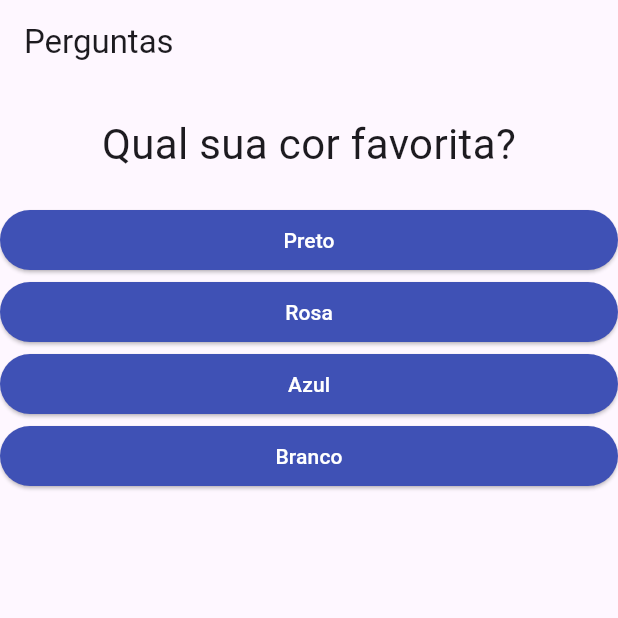
After one commit to Git-LeAmaral/perguntas_e_respostas, a Flutter app: the screen it shows after launch, on a phone screen of 412 x 824 dp, the top half of it. The commit adds this screen. Run offline on Flutter 3.47's test engine with Material 3 defaults, Android fonts, the phone set to English and light mode, and no system bars.

Commit message:
refactor: refatorado o widget de questionario

```diff
--- a/lib/main.dart
+++ b/lib/main.dart
@@ -1,7 +1,8 @@
 import 'package:flutter/material.dart';
-import './questao.dart';
+import 'package:projeto_perguntas/resultado.dart';
+import './questionario.dart';
 import './resposta.dart';
-import './resultado.dart';
+
 
 void main() => runApp(const PerguntaApp());
 
@@ -41,18 +42,12 @@ class _PerguntaAppState extends State<PerguntaApp> {
     }
   }
 
-  bool get temPerguntaSelecionada {
+    bool get temPerguntaSelecionada {
     return _perguntaSelecionada < _perguntas.length;
   }
 
   @override
   Widget build(BuildContext context) {
-
-
-    List<String> respostas = temPerguntaSelecionada
-        ? _perguntas[_perguntaSelecionada].cast()['respostas']
-        : [];
-    List<Widget> widgets = respostas.map((t) => Resposta(t, _responder)).toList();
 
     // for (var textoResp in respostas) {
     //   widgets.add(Resposta(textoResp, _responder));
@@ -61,15 +56,12 @@ class _PerguntaAppState extends State<PerguntaApp> {
     return MaterialApp(
       home: Scaffold(
         appBar: AppBar(title: const Text('Perguntas')),
-        body: temPerguntaSelecionada ? Column(
-          children: [
-            Questao(
-              _perguntas[_perguntaSelecionada]['texto']
-                  .toString(),
-            ),
-            ...widgets,
-          ],
-        ) : Resultado(),
+        body: temPerguntaSelecionada ? Questionario(
+          perguntas: _perguntas
+          , perguntaSelecionada: _perguntaSelecionada
+          , responder: _responder
+        )
+        : const Resultado(),
       ),
     );
   }
--- /dev/null
+++ b/lib/questionario.dart
@@ -0,0 +1,40 @@
+import 'package:flutter/material.dart';
+import 'package:projeto_perguntas/questao.dart';
+import 'package:projeto_perguntas/resposta.dart';
+
+class Questionario extends StatelessWidget {
+
+  final List<Map<String, Object>> perguntas;
+  final int perguntaSelecionada;
+  final void Function() responder;
+
+  const Questionario({super.key,
+    required this.perguntas,
+    required this.perguntaSelecionada,
+    required this.responder,
+  });
+
+  bool get temPerguntaSelecionada {
+    return perguntaSelecionada < perguntas.length;
+  }
+
+  @override
+  Widget build(BuildContext context) {
+
+    List<String> respostas = temPerguntaSelecionada
+        ? perguntas[perguntaSelecionada].cast()['respostas']
+        : [];
+
+        List<Widget> widgets = respostas.map((t) => Resposta(t, responder)).toList();
+
+    return Column(
+          children: [
+            Questao(
+              perguntas[perguntaSelecionada]['texto']
+                  .toString(),
+            ),
+            ...widgets,
+          ],
+        );
+  }
+}
```
